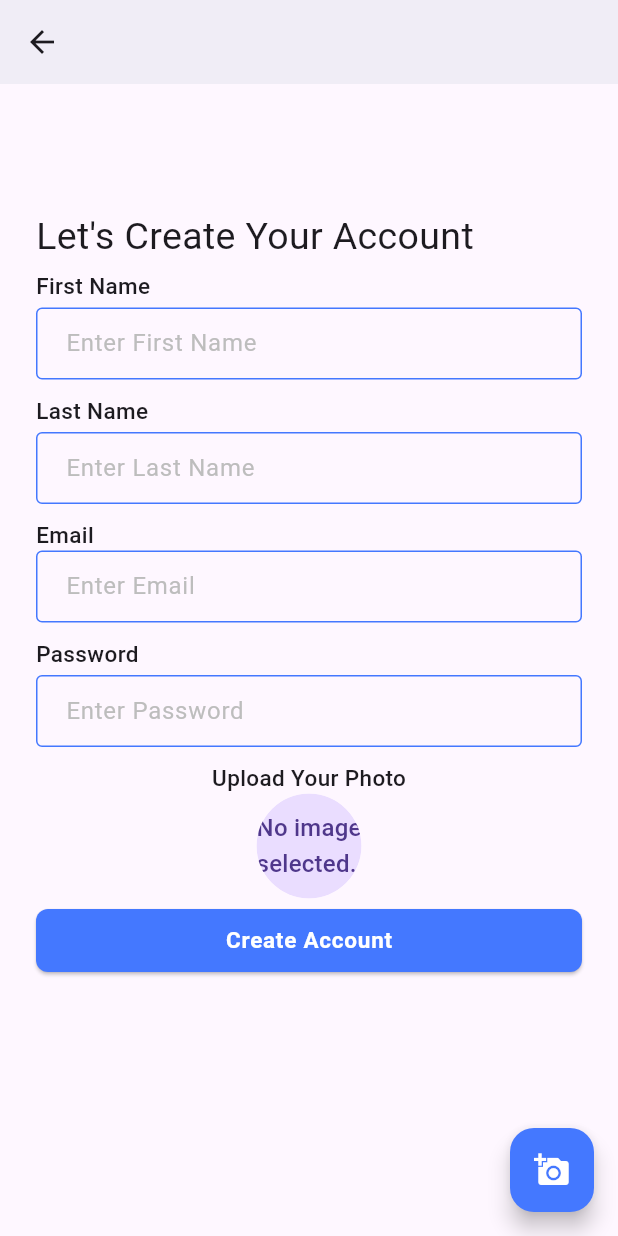
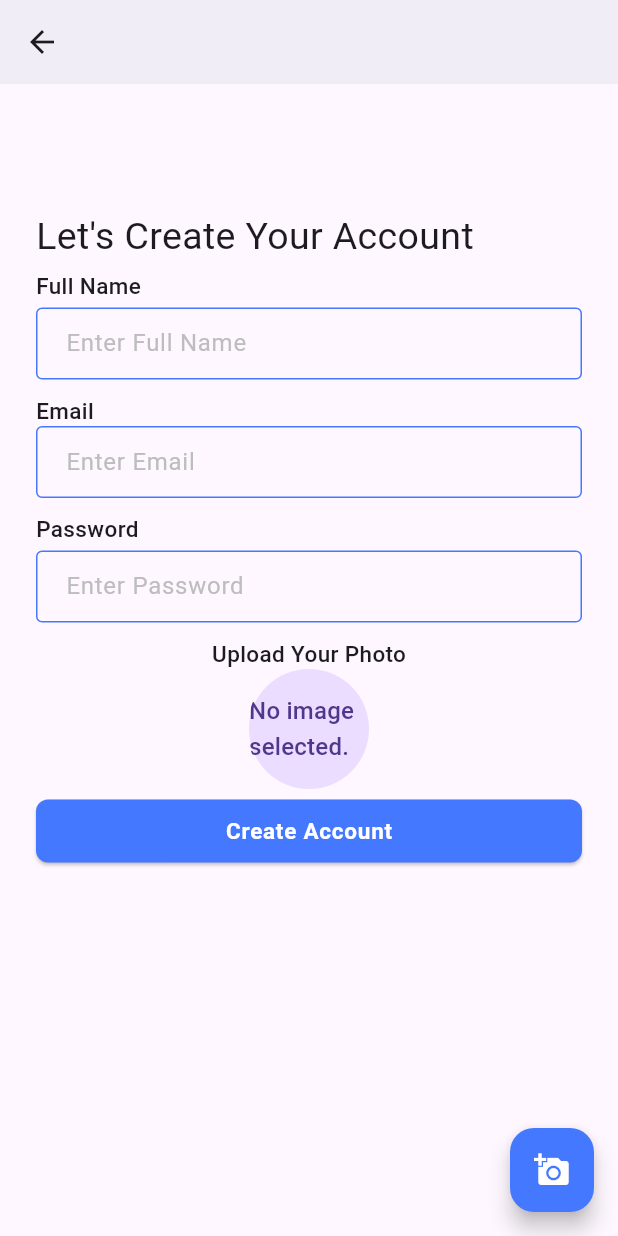
Before and after one commit to hamim5264/Snap_Share-Project, a Flutter app: the screen it shows after launch, after a tap on "Create Account", on a phone screen of 412 x 824 dp. Run offline on Flutter 3.47's test engine with Material 3 defaults, Android fonts, the phone set to English and light mode, and no system bars; our stand-ins replace cloud_firestore, firebase_auth, firebase_core, firebase_storage, get, image_picker; accounts and stored records are empty.

Commit message:
create account functionality is completd

```diff
--- a/lib/app.dart
+++ b/lib/app.dart
@@ -1,4 +1,6 @@
 import 'package:flutter/material.dart';
+import 'package:get/get_navigation/src/root/get_material_app.dart';
+import 'package:snap_share/controller_binder.dart';
 import 'package:snap_share/presentation/ui/screens/auth/splash_screen.dart';
 import 'package:snap_share/presentation/ui/utility/app_theme_data.dart';
 
@@ -7,9 +9,10 @@ class SnapShare extends StatelessWidget {
 
   @override
   Widget build(BuildContext context) {
-    return MaterialApp(
+    return GetMaterialApp(
       theme: AppThemeData.lightThemeData,
       home: const SplashScreen(),
+      initialBinding: ControllerBinder(),
     );
   }
 }
--- /dev/null
+++ b/lib/controller_binder.dart
@@ -0,0 +1,15 @@
+import 'package:get/get.dart';
+import 'package:snap_share/presentation/state_holder/picke_image_controller.dart';
+
+import 'firebase_servives/create_account_controller.dart';
+import 'firebase_servives/send_profile_image_name_controller.dart';
+
+
+class ControllerBinder extends Bindings {
+  @override
+  void dependencies() {
+    Get.put(PickImageController());
+    Get.put(CreateAccountController());
+    Get.put(SendProfileImageNameController());
+  }
+}
--- /dev/null
+++ b/lib/firebase_servives/send_profile_image_name_controller.dart
@@ -0,0 +1,32 @@
+import 'package:cloud_firestore/cloud_firestore.dart';
+import 'package:firebase_auth/firebase_auth.dart';
+import 'package:firebase_storage/firebase_storage.dart' as firebase_storage;
+import 'package:get/get.dart';
+
+import '../presentation/ui/utility/show_snackbar.dart';
+
+class SendProfileImageNameController extends GetxController {
+  String _imageUrl = '';
+
+  final profileRef = FirebaseFirestore.instance.collection('UserProfile');
+  firebase_storage.FirebaseStorage storage =
+      firebase_storage.FirebaseStorage.instance;
+
+  Future<void> uploadProfilePicAndName(imageFile, name) async {
+    String id = DateTime.now().millisecondsSinceEpoch.toString();
+    firebase_storage.Reference ref = storage.ref(
+        '/profilePic/${FirebaseAuth.instance.currentUser!.uid.toString()}');
+    firebase_storage.UploadTask uploadTask = ref.putFile(imageFile);
+    await Future.value(uploadTask).then((value) async {
+      _imageUrl = await ref.getDownloadURL();
+      update();
+      profileRef
+          .doc(id)
+          .set({'profileImage': _imageUrl, 'profileName': name})
+          .then((value) {})
+          .onError((error, stackTrace) {
+            showSnackbar(error.toString(), error: true);
+          });
+    });
+  }
+}
--- a/lib/main.dart
+++ b/lib/main.dart
@@ -1,6 +1,19 @@
+
 import 'package:flutter/material.dart';
 import 'package:snap_share/app.dart';
+import 'package:firebase_core/firebase_core.dart';
 
-void main() {
+void main() async {
+  WidgetsFlutterBinding.ensureInitialized();
+
+ await Firebase.initializeApp(
+      options: const FirebaseOptions(
+          apiKey: "AIzaSyCr7CJf0lNgsCZsdQmFWexJ-kezlqfM2TU",
+          appId: "1:76892939231:android:3585d0ceadff7111f09a6a",
+          messagingSenderId: "76892939231",
+          projectId: "snap-share-team-green",
+          storageBucket: 'snap-share-team-green.appspot.com'
+      ));
+
   runApp(const SnapShare());
 }
--- /dev/null
+++ b/lib/presentation/state_holder/picke_image_controller.dart
@@ -0,0 +1,24 @@
+
+import 'package:get/get.dart';
+import 'package:image_picker/image_picker.dart';
+
+class PickImageController extends GetxController {
+  XFile? _image;
+
+  XFile? get image => _image;
+  final _picker = ImagePicker();
+
+  Future<void> getImageFromGallery() async {
+    final pickedFile =
+    await _picker.pickImage(source: ImageSource.camera, imageQuality: 100);
+    if (pickedFile != null) {
+      _image = XFile(pickedFile.path,);
+      update();
+    }
+  }
+
+  Future <void> nullImage() async{
+    _image = null;
+    update();
+  }
+}
--- a/lib/presentation/ui/screens/auth/create_account_screen.dart
+++ b/lib/presentation/ui/screens/auth/create_account_screen.dart
@@ -1,7 +1,12 @@
 import 'dart:io';
+
 import 'package:flutter/material.dart';
-import 'package:image_picker/image_picker.dart';
+import 'package:get/get.dart';
+import 'package:snap_share/firebase_servives/create_account_controller.dart';
 import 'package:snap_share/presentation/ui/utility/app_colors.dart';
+import '../../../state_holder/picke_image_controller.dart';
+import '../../utility/show_snackbar.dart';
+import '../../widgets/center_circular_progress_indicator.dart';
 
 class CreateAccountScreen extends StatefulWidget {
   const CreateAccountScreen({super.key});
@@ -11,8 +16,18 @@ class CreateAccountScreen extends StatefulWidget {
 }
 
 class _CreateAccountScreenState extends State<CreateAccountScreen> {
-  final ImagePicker _picker = ImagePicker();
-  XFile? _image;
+  final _fullNameTEController = TextEditingController();
+  final _emailTEController = TextEditingController();
+  final _passwordController = TextEditingController();
+  final GlobalKey<FormState> _formKey = GlobalKey<FormState>();
+
+  @override
+  void initState() {
+    super.initState();
+    WidgetsBinding.instance.addPostFrameCallback((_) {
+      Get.find<PickImageController>().nullImage();
+    });
+  }
 
   @override
   Widget build(BuildContext context) {
@@ -22,6 +37,8 @@ class _CreateAccountScreenState extends State<CreateAccountScreen> {
         child: SingleChildScrollView(
           child: Padding(
             padding: const EdgeInsets.all(24),
+            child: Form(
+              key: _formKey,
               child: Column(
                 mainAxisAlignment: MainAxisAlignment.start,
                 crossAxisAlignment: CrossAxisAlignment.start,
@@ -40,7 +57,7 @@ class _CreateAccountScreenState extends State<CreateAccountScreen> {
                     height: 4,
                   ),
                   const Text(
-                  "First Name",
+                    "Full Name",
                     style: TextStyle(
                       fontWeight: FontWeight.w500,
                       fontSize: 15,
@@ -50,29 +67,16 @@ class _CreateAccountScreenState extends State<CreateAccountScreen> {
                     height: 4,
                   ),
                   TextFormField(
+                    controller: _fullNameTEController,
+                    textInputAction: TextInputAction.next,
                     decoration: const InputDecoration(
-                    hintText: "Enter First Name",
+                      hintText: "Enter Full Name",
                     ),
-                  textInputAction: TextInputAction.next,
-                ),
-                const SizedBox(
-                  height: 10,
-                ),
-                const Text(
-                  "Last Name",
-                  style: TextStyle(
-                    fontWeight: FontWeight.w500,
-                    fontSize: 15,
-                  ),
-                ),
-                const SizedBox(
-                  height: 4,
-                ),
-                TextFormField(
-                  decoration: const InputDecoration(
-                    hintText: "Enter Last Name",
-                  ),
-                  textInputAction: TextInputAction.next,
+                    validator: (value) {
+                      if (value?.trim().isEmpty ?? true) {
+                        return "Enter full name";
+                      }
+                    },
                   ),
                   const SizedBox(
                     height: 10,
@@ -85,11 +89,22 @@ class _CreateAccountScreenState extends State<CreateAccountScreen> {
                     ),
                   ),
                   TextFormField(
+                    controller: _emailTEController,
+                    textInputAction: TextInputAction.next,
+                    keyboardType: TextInputType.emailAddress,
                     decoration: const InputDecoration(
                       hintText: "Enter Email",
                     ),
-                  textInputAction: TextInputAction.next,
-                  keyboardType: TextInputType.emailAddress,
+                    validator: (value) {
+                      if (value?.trim().isEmpty ?? true) {
+                        return "Enter e-mail";
+                      } else if (RegExp(
+                              r"^[a-zA-Z0-9.a-zA-Z0-9.!#$%&'*+-/=?^_`{|}~]+@[a-zA-Z0-9]+\.[a-zA-Z]+")
+                          .hasMatch(value!)) {
+                        return null;
+                      }
+                      return "invalid E-mail";
+                    },
                   ),
                   const SizedBox(
                     height: 10,
@@ -105,10 +120,19 @@ class _CreateAccountScreenState extends State<CreateAccountScreen> {
                     height: 4,
                   ),
                   TextFormField(
+                    controller: _passwordController,
+                    textInputAction: TextInputAction.done,
                     decoration: const InputDecoration(
                       hintText: "Enter Password",
                     ),
-                  textInputAction: TextInputAction.done,
+                    validator: (value) {
+                      if (value?.isEmpty ?? true) {
+                        return "Enter password";
+                      }
+                      if (value!.length < 8) {
+                        return "Enter password more then 8 digit";
+                      }
+                    },
                   ),
                   const SizedBox(
                     height: 10,
@@ -118,27 +142,36 @@ class _CreateAccountScreenState extends State<CreateAccountScreen> {
                           style: TextStyle(
                               fontWeight: FontWeight.w500, fontSize: 15))),
                   Center(
-                  child: ClipRRect(
+                    child: GetBuilder<PickImageController>(
+                        builder: (pickImageController) {
+                      return ClipRRect(
                         borderRadius: BorderRadius.circular(35),
                         child: CircleAvatar(
-                      radius: 35,
-                      child: _image == null
+                          radius: 40,
+                          child: pickImageController.image == null
                               ? const Text('No image selected.')
                               : Image.file(
                                   File(
-                                _image!.path,
+                                    pickImageController.image!.path,
+                                  ),
+                                  fit: BoxFit.cover,
                                 ),
                         ),
-                    ),
-                  ),
+                      );
+                    }),
                   ),
                   const SizedBox(
                     height: 4,
                   ),
                   SizedBox(
                     width: double.infinity,
+                    child: GetBuilder<CreateAccountController>(
+                      builder: (createAccountController) {
+                        return Visibility(
+                          visible: createAccountController.inProgress==false,
+                          replacement: const CenterCircularProgressIndicator(),
                           child: ElevatedButton(
-                    onPressed: () {},
+                            onPressed: createAccount,
                             child: const Text(
                               "Create Account",
                               style: TextStyle(
@@ -147,14 +180,20 @@ class _CreateAccountScreenState extends State<CreateAccountScreen> {
                               ),
                             ),
                           ),
+                        );
+                      }
+                    ),
                   ),
                 ],
               ),
             ),
           ),
         ),
+      ),
       floatingActionButton: FloatingActionButton(
-        onPressed: getImage,
+        onPressed: () {
+          Get.find<PickImageController>().getImageFromGallery();
+        },
         backgroundColor: AppColors.primaryColor,
         child: const Icon(
           Icons.add_a_photo,
@@ -164,11 +203,25 @@ class _CreateAccountScreenState extends State<CreateAccountScreen> {
     );
   }
 
-  Future getImage() async {
-    final XFile? image = await _picker.pickImage(source: ImageSource.gallery);
-
-    setState(() {
-      _image = image;
-    });
+  Future<void> createAccount() async {
+    if (Get.find<PickImageController>().image != null) {
+      if (_formKey.currentState!.validate()) {
+        Get.find<CreateAccountController>().createAccount(
+            _emailTEController.text.trim(),
+            _passwordController.text,
+            File(Get.find<PickImageController>().image!.path),
+            _fullNameTEController.text.trim());
+      }
+    } else {
+      showSnackbar("Please select profile picture!", error: true);
     }
   }
+
+  @override
+  void dispose() {
+    super.dispose();
+    _fullNameTEController.dispose();
+    _emailTEController.dispose();
+    _passwordController.dispose();
+  }
+}
--- a/pubspec.yaml
+++ b/pubspec.yaml
@@ -16,6 +16,9 @@ dependencies:
   firebase_core: ^2.24.2
   cloud_firestore: ^4.13.6
   image_picker: ^1.0.8
+  firebase_auth: ^4.17.8
+  get: ^4.6.6
+  firebase_storage: ^11.6.9
 
 dev_dependencies:
   flutter_test:
```
Also changed, not shown: lib/firebase_servives/create_account_controller.dart (added, +35 -0 lines), lib/presentation/ui/utility/show_snackbar.dart (added, +14 -0 lines), lib/presentation/ui/widgets/center_circular_progress_indicator.dart (added, +11 -0 lines), pubspec.lock, 4 other files. Lines whose indentation alone changed are shown as unchanged.
